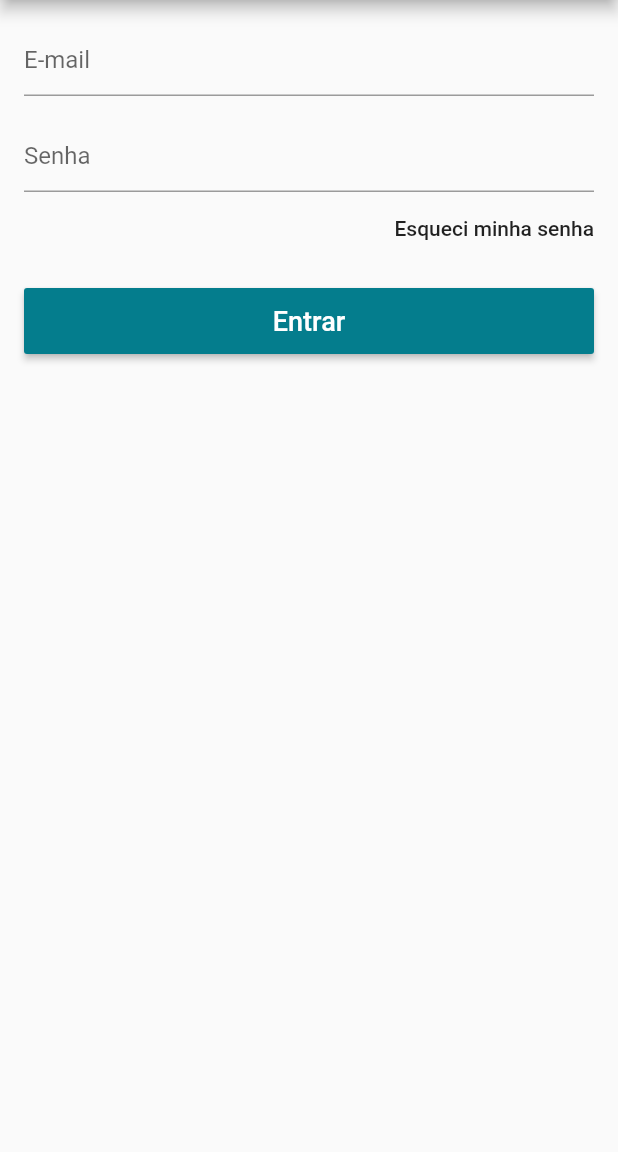
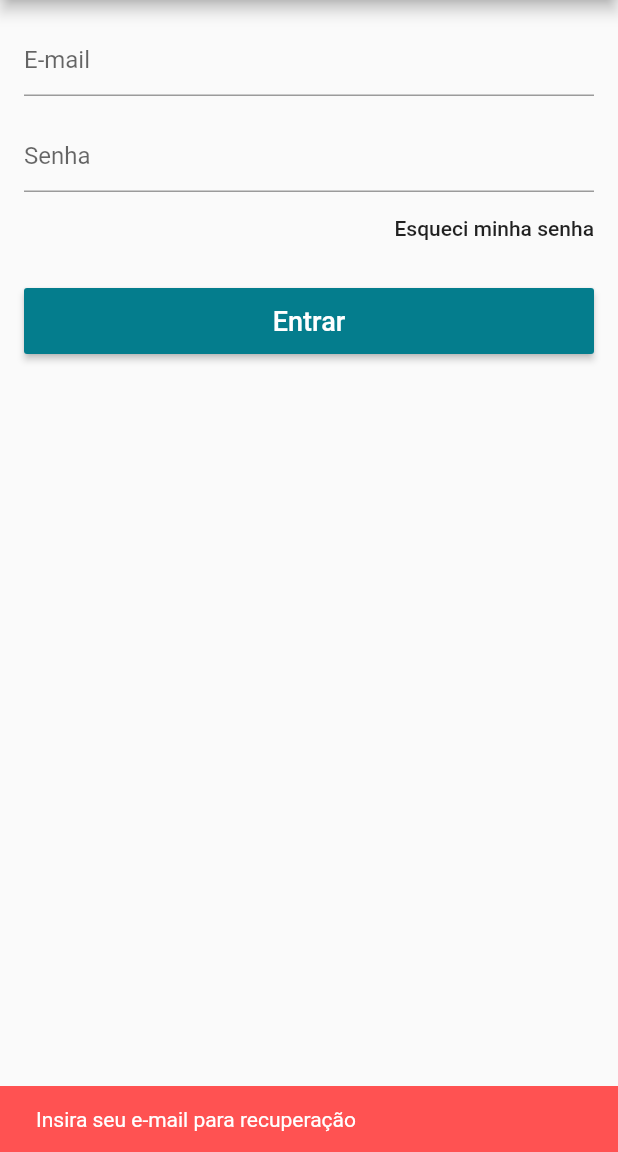
Before and after one commit to alexist98/restaurant, a Flutter app: the LoginScreen screen opened directly, after a tap on "Esqueci minha senha", on a phone screen of 412 x 824 dp, the part 84-1236 px from its top. Run offline on Flutter 3.47's test engine with Material 2 defaults, Android fonts, the phone set to English and light mode, and no system bars; our stand-ins replace carousel_pro, cloud_firestore, firebase_auth, transparent_image; accounts and stored records are empty.

Commit message:
adicionado metodo de recuperar senha.

```diff
--- a/lib/models/user_model.dart
+++ b/lib/models/user_model.dart
@@ -77,7 +77,9 @@ class UserModel extends Model {
     notifyListeners();
   }
 
-  void recoverPass() {}
+  void recoverPass(String email) {
+    _auth.sendPasswordResetEmail(email: email);
+  }
 
   bool isLoggedIn() {
     return firebaseUser != null;
--- a/lib/screens/login_screen.dart
+++ b/lib/screens/login_screen.dart
@@ -81,7 +81,24 @@ class _LoginScreenState extends State<LoginScreen> {
                   Align(
                     alignment: Alignment.centerRight,
                     child: FlatButton(
-                      onPressed: () {},
+                      onPressed: () {
+                        if (_emailController.text.isEmpty) {
+                          _scaffoldKey.currentState.showSnackBar(SnackBar(
+                            content: Text("Insira seu e-mail para recuperação"),
+                            backgroundColor: Colors.redAccent,
+                            duration: Duration(seconds: 3),
+                          ));
+                        } else {
+                          model.recoverPass(_emailController.text);
+                          _scaffoldKey.currentState.showSnackBar(SnackBar(
+                            content: Text("Confira seu e-mail"),
+                            backgroundColor: Theme
+                                .of(context)
+                                .primaryColor,
+                            duration: Duration(seconds: 3),
+                          ));
+                        }
+                      },
                       child: Text(
                         "Esqueci minha senha",
                         textAlign: TextAlign.right,
--- a/lib/screens/product_screen.dart
+++ b/lib/screens/product_screen.dart
@@ -1,6 +1,6 @@
+import 'package:carousel_pro/carousel_pro.dart';
 import 'package:flutter/material.dart';
 import 'package:restaurante/datas/product_data.dart';
-import 'package:carousel_pro/carousel_pro.dart';
 
 class ProductScreen extends StatefulWidget {
   final ProductData product;
@@ -121,7 +121,9 @@ class _ProductScreenState extends State<ProductScreen> {
                     textColor: Colors.white,
                   ),
                 ),
-                SizedBox(height: 16.0,),
+                SizedBox(
+                  height: 16.0,
+                ),
                 Text(
                   "Descrição",
                   style: TextStyle(
--- a/lib/tabs/home_tab.dart
+++ b/lib/tabs/home_tab.dart
@@ -1,5 +1,5 @@
+import 'package:cloud_firestore/cloud_firestore.dart';
 import 'package:flutter/material.dart';
-import 'package:cloud_firestore/cloud_firestore.dart';
 import 'package:flutter_staggered_grid_view/flutter_staggered_grid_view.dart';
 import 'package:transparent_image/transparent_image.dart';
 
--- a/lib/tiles/category_tile.dart
+++ b/lib/tiles/category_tile.dart
@@ -1,5 +1,5 @@
+import 'package:cloud_firestore/cloud_firestore.dart';
 import 'package:flutter/material.dart';
-import 'package:cloud_firestore/cloud_firestore.dart';
 import 'package:restaurante/screens/category_screen.dart';
 
 class CategoryTile extends StatelessWidget {
@@ -19,8 +19,7 @@ class CategoryTile extends StatelessWidget {
       trailing: Icon(Icons.keyboard_arrow_right),
       onTap: () {
         Navigator.of(context).push(
-            MaterialPageRoute(builder: (context) => CategoryScreen(snapshot))
-        );
+            MaterialPageRoute(builder: (context) => CategoryScreen(snapshot)));
       },
     );
   }
```
Also changed, not shown: lib/screens/home_screen.dart (+6 -2 lines).
